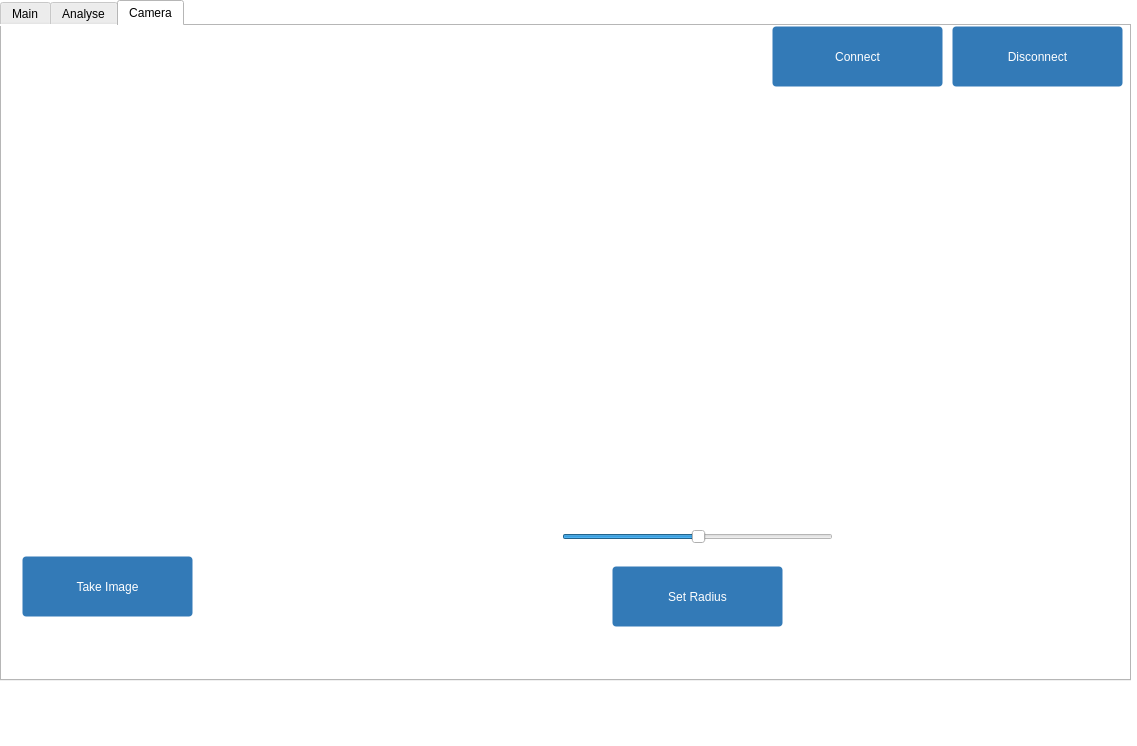
This is Windows/MainWindow_lowres.ui in brandhoff/ZerFit as Qt 5 draws it before an edit. The edited form follows.
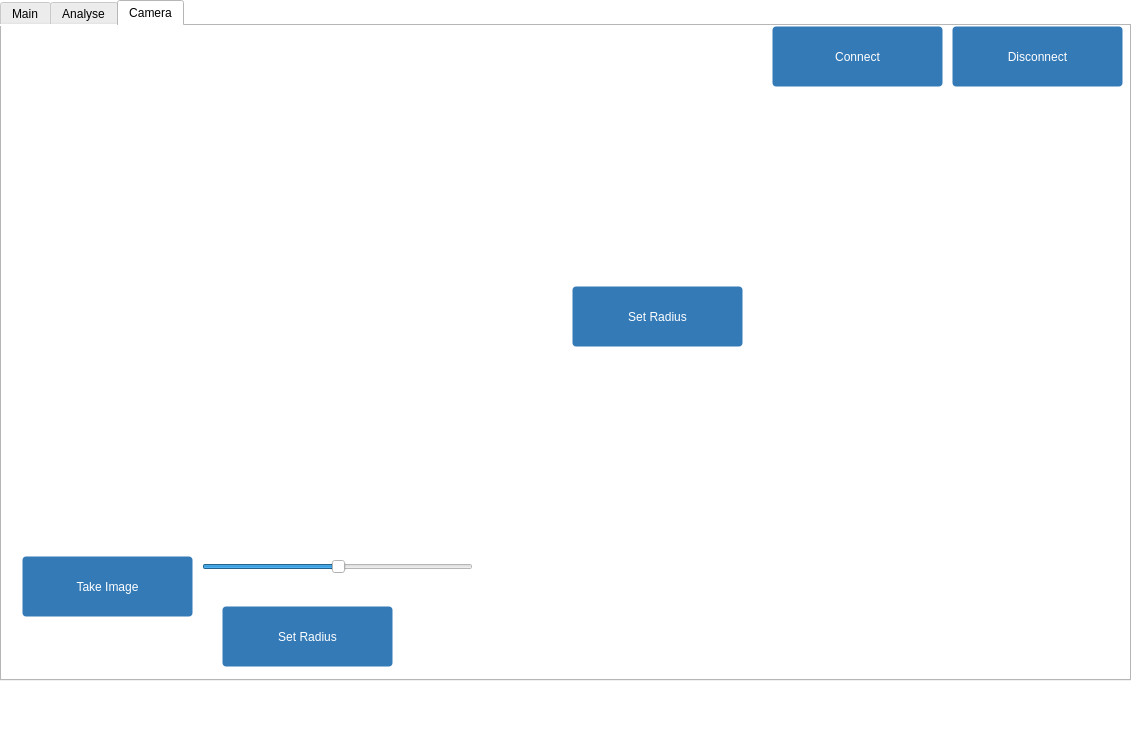
This is the edited form. The open tabs and pages were chosen to show the change. Custom widgets are drawn as their Qt base class.

```diff
--- a/Windows/MainWindow_lowres.ui
+++ b/Windows/MainWindow_lowres.ui
@@ -451,8 +451,8 @@
      <widget class="QSlider" name="sliderCaliRadius">
       <property name="geometry">
        <rect>
-        <x>560</x>
-        <y>500</y>
+        <x>200</x>
+        <y>530</y>
         <width>271</width>
         <height>22</height>
        </rect>
@@ -467,8 +467,29 @@
      <widget class="QPushButton" name="btnCaliRadius">
       <property name="geometry">
        <rect>
-        <x>610</x>
-        <y>540</y>
+        <x>220</x>
+        <y>580</y>
+        <width>171</width>
+        <height>61</height>
+       </rect>
+      </property>
+      <property name="styleSheet">
+       <string notr="true">color: #fff;
+background-color: #337ab7;
+border-color: #2e6da4;
+background-image: none;
+border: 1px solid transparent;
+border-radius: 4px;</string>
+      </property>
+      <property name="text">
+       <string>Set Radius</string>
+      </property>
+     </widget>
+     <widget class="QPushButton" name="btnCaliRadius_2">
+      <property name="geometry">
+       <rect>
+        <x>570</x>
+        <y>260</y>
         <width>171</width>
         <height>61</height>
        </rect>
```
Left out of the diff: 2 changed lines with no effect on the pictures.
